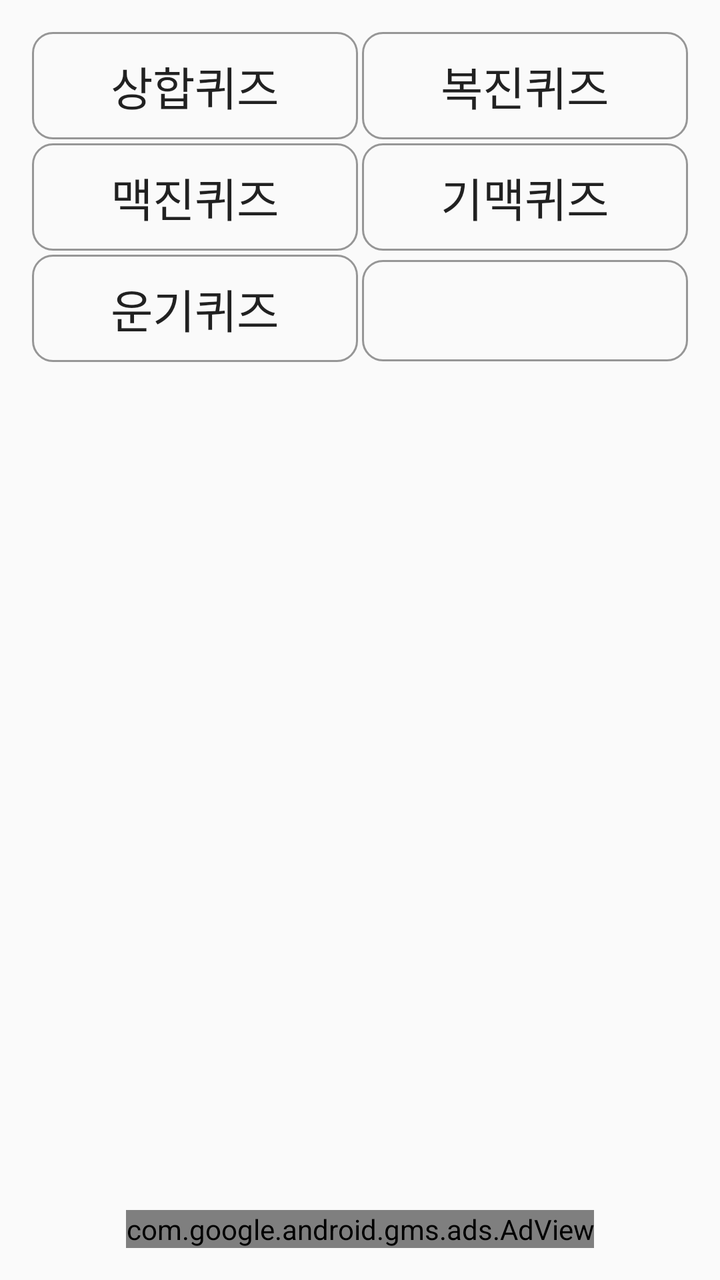
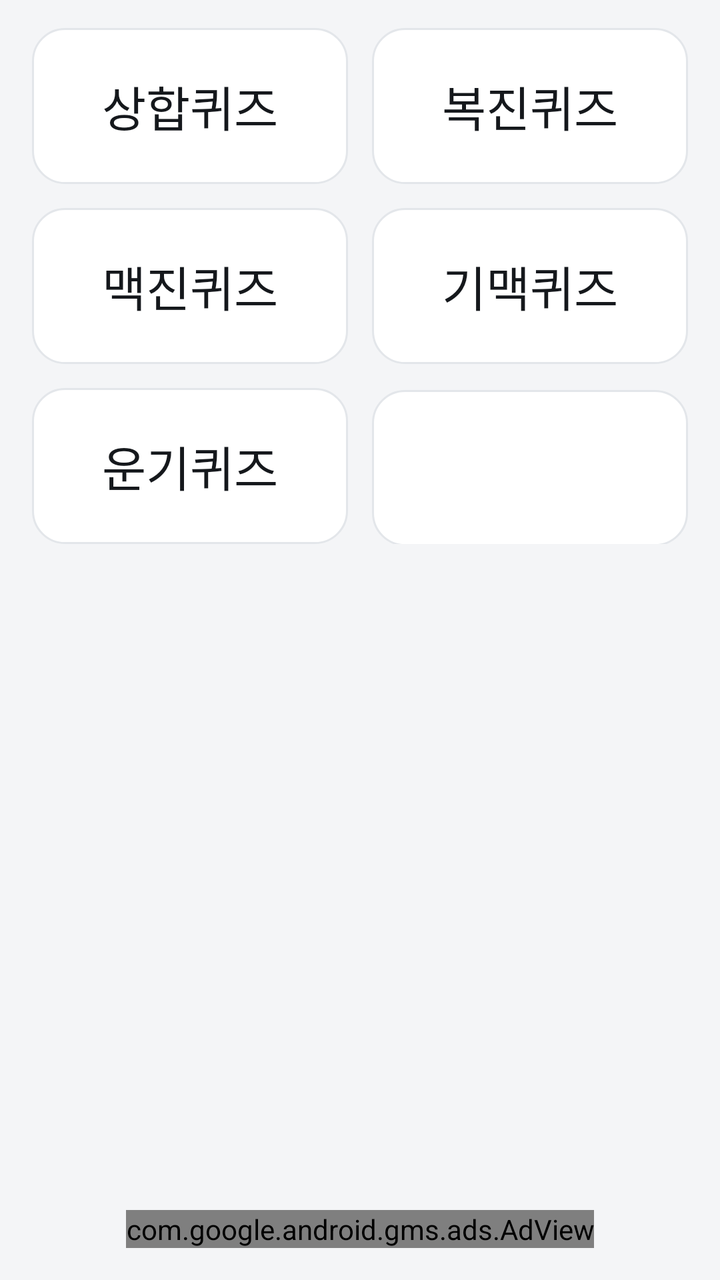

Two renders of the same Android screen: before a commit and after it. Below are the layout's source before the change and the commit's diff.
<!-- AndroidManifest.xml: application theme AppTheme -->
<!-- res/layout/activity_main_quiz.xml -->
<?xml version="1.0" encoding="utf-8"?>
<RelativeLayout xmlns:android="http://schemas.android.com/apk/res/android"
    xmlns:tools="http://schemas.android.com/tools"
    xmlns:ads="http://schemas.android.com/apk/res-auto"
    android:layout_width="match_parent"
    android:layout_height="match_parent"
    android:paddingBottom="@dimen/activity_vertical_margin"
    android:paddingLeft="@dimen/activity_horizontal_margin"
    android:paddingRight="@dimen/activity_horizontal_margin"
    android:paddingTop="@dimen/activity_vertical_margin"
    tools:context="com.sujichim.jasanjao2.quiz.MainQuiz">

    <com.google.android.gms.ads.AdView
        android:id="@+id/adView"
        android:layout_width="wrap_content"
        android:layout_height="wrap_content"
        android:layout_centerHorizontal="true"
        android:layout_alignParentBottom="true"
        ads:adSize="BANNER"
        ads:adUnitId="@string/banner_ad_unit_id" />

    <LinearLayout
        android:id="@+id/linearLayout5"
        android:layout_width="match_parent"
        android:layout_height="wrap_content"
        android:orientation="horizontal">

        <Button
            android:id="@+id/button_sanghap"
            android:layout_width="match_parent"
            android:layout_height="wrap_content"
            android:layout_marginRight="1dp"
            android:layout_weight="1"
            android:background="@drawable/button_test"
            android:text="상합퀴즈"
            android:textSize="23dp" />

        <Button
            android:id="@+id/button_bokjin"
            android:layout_width="match_parent"
            android:layout_height="wrap_content"
            android:layout_marginLeft="1dp"
            android:layout_weight="1"
            android:background="@drawable/button_test"
            android:text="복진퀴즈"
            android:textSize="23dp" />
    </LinearLayout>

    <LinearLayout
        android:id="@+id/linearLayout6"
        android:layout_width="match_parent"
        android:layout_height="wrap_content"
        android:layout_marginTop="2dp"
        android:orientation="horizontal"
        android:layout_below="@+id/linearLayout5">

        <Button
            android:id="@+id/button_macjin"
            android:layout_width="match_parent"
            android:layout_height="wrap_content"
            android:layout_marginRight="1dp"
            android:layout_weight="1"
            android:background="@drawable/button_test"
            android:text="맥진퀴즈"
            android:textSize="23dp" />

        <Button
            android:id="@+id/button_gimac"
            android:layout_width="match_parent"
            android:layout_height="wrap_content"
            android:layout_marginLeft="1dp"
            android:layout_weight="1"
            android:background="@drawable/button_test"
            android:text="기맥퀴즈"
            android:textSize="23dp" />

    </LinearLayout>

    <LinearLayout
        android:id="@+id/linearLayout4"
        android:layout_width="match_parent"
        android:layout_height="wrap_content"
        android:layout_marginTop="2dp"
        android:orientation="horizontal"
        android:layout_below="@+id/linearLayout6">

        <Button
            android:id="@+id/button_ungi"
            android:layout_width="match_parent"
            android:layout_height="wrap_content"
            android:layout_marginRight="1dp"
            android:layout_weight="1"
            android:background="@drawable/button_test"
            android:text="운기퀴즈"
            android:textSize="23dp" />

        <Button
            android:layout_width="match_parent"
            android:layout_height="wrap_content"
            android:layout_marginLeft="1dp"
            android:layout_weight="1"
            android:background="@drawable/button_test"
            android:text=""
            android:textSize="23dp" />

    </LinearLayout>


</RelativeLayout>
<!-- resources referenced by this layout -->
<resources>
  <dimen name="activity_horizontal_margin">16dp</dimen>
  <dimen name="activity_vertical_margin">16dp</dimen>
  <!-- drawable button_test (drawable) -->
  <?xml version="1.0" encoding="utf-8"?>
  <selector xmlns:android="http://schemas.android.com/apk/res/android">
    <item android:state_pressed="true" >
      <shape>
        <solid
            android:color="#E2E2E2" />
        <stroke
            android:width="1dp"
            android:color="#969696" />
        <padding
            android:left="10dp"
            android:top="10dp"
            android:right="10dp"
            android:bottom="10dp" />
        <corners android:radius="10dp" />  
      </shape>
    </item>
    <item>
      <shape>
        <solid
            android:startColor="#000000" />
        <stroke
            android:width="1dp"
            android:color="#969696" />
        <padding
            android:left="10dp"
            android:top="10dp"
            android:right="10dp"
            android:bottom="10dp" />
        <corners android:radius="10dp" />  
      </shape>
    </item>
  </selector>
  <string name="banner_ad_unit_id">ca-app-pub-1253642133922353/2152469025</string>
  <style name="AppTheme" parent="AppBaseTheme">
          
      </style>
  <style name="AppBaseTheme" parent="Theme.AppCompat.Light">
          
      </style>
</resources>

<!-- the commit's change to res/layout/activity_main_quiz.xml (unified diff, before → after) -->
@@ -2,13 +2,14 @@
 <RelativeLayout xmlns:android="http://schemas.android.com/apk/res/android"
     xmlns:tools="http://schemas.android.com/tools"
     xmlns:ads="http://schemas.android.com/apk/res-auto"
+    android:paddingLeft="16dp"
+    android:paddingRight="16dp"
+    android:paddingTop="14dp"
     android:layout_width="match_parent"
     android:layout_height="match_parent"
     android:paddingBottom="@dimen/activity_vertical_margin"
-    android:paddingLeft="@dimen/activity_horizontal_margin"
-    android:paddingRight="@dimen/activity_horizontal_margin"
-    android:paddingTop="@dimen/activity_vertical_margin"
-    tools:context="com.sujichim.jasanjao2.quiz.MainQuiz">
+    tools:context="com.sujichim.jasanjao2.quiz.MainQuiz"
+    >
 
     <com.google.android.gms.ads.AdView
         android:id="@+id/adView"
@@ -29,28 +30,28 @@
             android:id="@+id/button_sanghap"
             android:layout_width="match_parent"
             android:layout_height="wrap_content"
-            android:layout_marginRight="1dp"
+            android:layout_marginRight="6dp"
             android:layout_weight="1"
             android:background="@drawable/button_test"
             android:text="상합퀴즈"
-            android:textSize="23dp" />
+            android:textSize="24sp" />
 
         <Button
             android:id="@+id/button_bokjin"
             android:layout_width="match_parent"
             android:layout_height="wrap_content"
-            android:layout_marginLeft="1dp"
+            android:layout_marginLeft="6dp"
             android:layout_weight="1"
             android:background="@drawable/button_test"
             android:text="복진퀴즈"
-            android:textSize="23dp" />
+            android:textSize="24sp" />
     </LinearLayout>
 
     <LinearLayout
         android:id="@+id/linearLayout6"
         android:layout_width="match_parent"
         android:layout_height="wrap_content"
-        android:layout_marginTop="2dp"
+        android:layout_marginTop="12dp"
         android:orientation="horizontal"
         android:layout_below="@+id/linearLayout5">
 
@@ -58,21 +59,21 @@
             android:id="@+id/button_macjin"
             android:layout_width="match_parent"
             android:layout_height="wrap_content"
-            android:layout_marginRight="1dp"
+            android:layout_marginRight="6dp"
             android:layout_weight="1"
             android:background="@drawable/button_test"
             android:text="맥진퀴즈"
-            android:textSize="23dp" />
+            android:textSize="24sp" />
 
         <Button
             android:id="@+id/button_gimac"
             android:layout_width="match_parent"
             android:layout_height="wrap_content"
-            android:layout_marginLeft="1dp"
+            android:layout_marginLeft="6dp"
             android:layout_weight="1"
             android:background="@drawable/button_test"
             android:text="기맥퀴즈"
-            android:textSize="23dp" />
+            android:textSize="24sp" />
 
     </LinearLayout>
 
@@ -80,7 +81,7 @@
         android:id="@+id/linearLayout4"
         android:layout_width="match_parent"
         android:layout_height="wrap_content"
-        android:layout_marginTop="2dp"
+        android:layout_marginTop="12dp"
         android:orientation="horizontal"
         android:layout_below="@+id/linearLayout6">
 
@@ -88,20 +89,20 @@
             android:id="@+id/button_ungi"
             android:layout_width="match_parent"
             android:layout_height="wrap_content"
-            android:layout_marginRight="1dp"
+            android:layout_marginRight="6dp"
             android:layout_weight="1"
             android:background="@drawable/button_test"
             android:text="운기퀴즈"
-            android:textSize="23dp" />
+            android:textSize="24sp" />
 
         <Button
             android:layout_width="match_parent"
             android:layout_height="wrap_content"
-            android:layout_marginLeft="1dp"
+            android:layout_marginLeft="6dp"
             android:layout_weight="1"
             android:background="@drawable/button_test"
             android:text=""
-            android:textSize="23dp" />
+            android:textSize="24sp" />
 
     </LinearLayout>
 
<!-- resource entries referenced after the edit -->
@@ -1,47 +1,66 @@
 <!-- resources referenced by this layout -->
 <resources>
-  <dimen name="activity_horizontal_margin">16dp</dimen>
   <dimen name="activity_vertical_margin">16dp</dimen>
   <!-- drawable button_test (drawable) -->
   <?xml version="1.0" encoding="utf-8"?>
   <selector xmlns:android="http://schemas.android.com/apk/res/android">
-    <item android:state_pressed="true" >
-      <shape>
-        <solid
-            android:color="#E2E2E2" />
-        <stroke
-            android:width="1dp"
-            android:color="#969696" />
-        <padding
-            android:left="10dp"
-            android:top="10dp"
-            android:right="10dp"
-            android:bottom="10dp" />
-        <corners android:radius="10dp" />  
-      </shape>
-    </item>
-    <item>
-      <shape>
-        <solid
-            android:startColor="#000000" />
-        <stroke
-            android:width="1dp"
-            android:color="#969696" />
-        <padding
-            android:left="10dp"
-            android:top="10dp"
-            android:right="10dp"
-            android:bottom="10dp" />
-        <corners android:radius="10dp" />  
-      </shape>
-    </item>
+      <item android:state_pressed="true">
+          <shape android:shape="rectangle">
+              <solid android:color="@color/accent_soft" />
+              <stroke
+                  android:width="1dp"
+                  android:color="@color/accent" />
+              <padding
+                  android:left="12dp"
+                  android:top="12dp"
+                  android:right="12dp"
+                  android:bottom="12dp" />
+              <corners android:radius="16dp" />
+          </shape>
+      </item>
+      <item>
+          <shape android:shape="rectangle">
+              <solid android:color="@color/surface" />
+              <stroke
+                  android:width="1dp"
+                  android:color="@color/outline" />
+              <padding
+                  android:left="12dp"
+                  android:top="12dp"
+                  android:right="12dp"
+                  android:bottom="12dp" />
+              <corners android:radius="16dp" />
+          </shape>
+      </item>
   </selector>
   <string name="banner_ad_unit_id">ca-app-pub-1253642133922353/2152469025</string>
   <style name="AppTheme" parent="AppBaseTheme">
+          <item name="colorPrimary">@color/bar</item>
+          <item name="colorPrimaryDark">@color/bar_dark</item>
+          <item name="colorAccent">@color/accent</item>
+          <item name="android:windowBackground">@color/bg</item>
+          <item name="android:buttonStyle">@style/AppButton</item>
+      </style>
+  <color name="accent_soft">#E7F1EC</color>
+  <color name="accent">#1F6E43</color>
+  <color name="surface">#FFFFFF</color>
+  <color name="outline">#E3E6EA</color>
+  <style name="AppBaseTheme" parent="Theme.MaterialComponents.Light.Bridge">
           
       </style>
-  <style name="AppBaseTheme" parent="Theme.AppCompat.Light">
-          
+  <color name="bar">#14171A</color>
+  <color name="bar_dark">#0B0D0F</color>
+  <color name="bg">#F4F5F7</color>
+  <style name="AppButton" parent="Widget.AppCompat.Button">
+          <item name="android:background">@drawable/button_test</item>
+          <item name="android:textColor">@color/text_primary</item>
+          <item name="android:textSize">24sp</item>
+          <item name="android:fontFamily">sans-serif-medium</item>
+          <item name="android:textAllCaps">false</item>
+          <item name="android:minHeight">78dp</item>
+          <item name="android:stateListAnimator">@null</item>
+          <item name="android:elevation">0dp</item>
       </style>
+  <color name="text_primary">#15181C</color>
 </resources>
 
